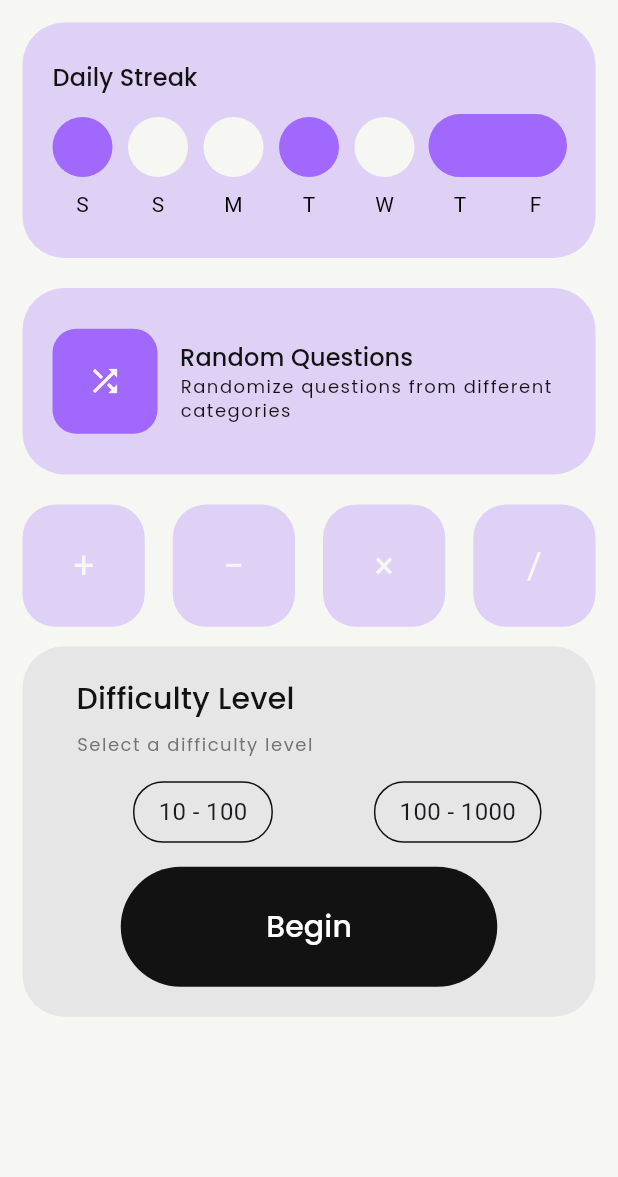
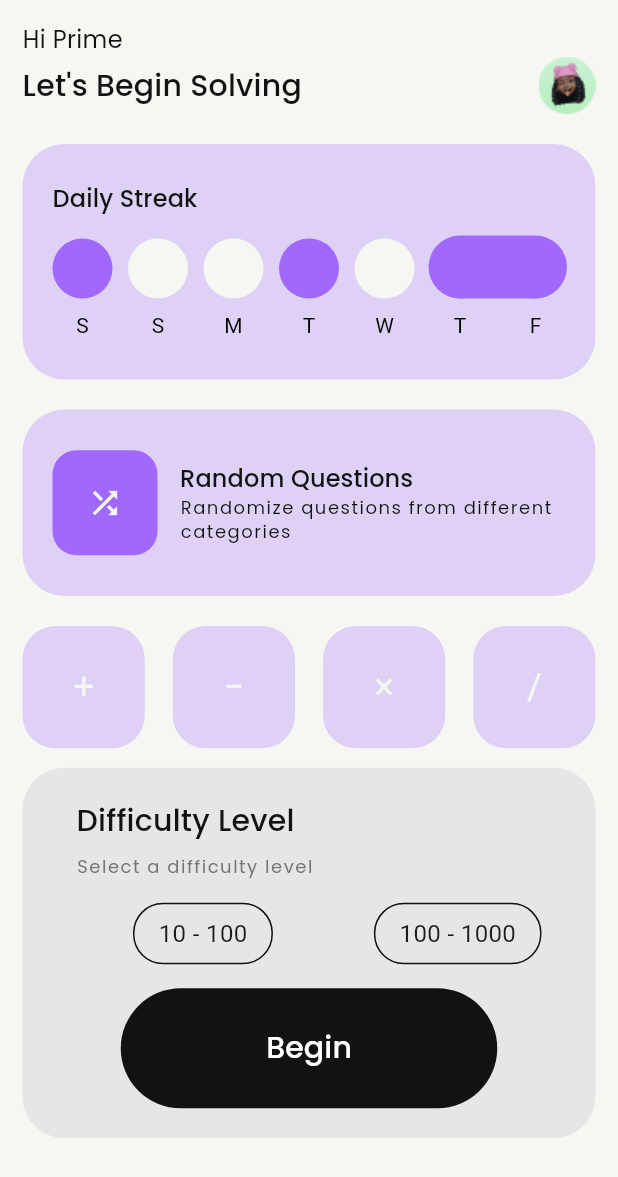
Before and after one commit to prime-infinity/numeracy_app, a Flutter app: the screen it shows after launch, on a phone screen of 412 x 824 dp. Shown: the top 1177 px of the screen. Run offline on Flutter 3.47's test engine with Material 3 defaults, Android fonts, the phone set to English and light mode, and no system bars; our stand-ins replace flutter_riverpod, go_router, google_fonts, riverpod_annotation; generated files the repository leaves out were written again.

Commit message:
added profile header

```diff
--- a/lib/screens/home/home.dart
+++ b/lib/screens/home/home.dart
@@ -29,6 +29,25 @@ class _HomeState extends State<Home> {
               mainAxisAlignment: MainAxisAlignment.start,
               crossAxisAlignment: CrossAxisAlignment.start,
               children: [
+                Column(
+                  crossAxisAlignment: CrossAxisAlignment.start,
+                  children: [
+                    StyledMediumText("Hi Prime", AppColors.black),
+                    Row(
+                      mainAxisAlignment: MainAxisAlignment.spaceBetween,
+                      children: [
+                        StyledTitleMediumText(
+                            "Let's Begin Solving", AppColors.black),
+                        Image.asset(
+                          'assets/icons/profileimg.png',
+                          width: 38,
+                          height: 38,
+                        ),
+                      ],
+                    )
+                  ],
+                ),
+                const SizedBox(height: 20),
                 const DailyStreak(),
                 const SizedBox(height: 20),
                 GestureDetector(
--- a/pubspec.yaml
+++ b/pubspec.yaml
@@ -63,8 +63,8 @@ flutter:
   uses-material-design: true
 
   # To add assets to your application, add an assets section, like this:
-  # assets:
-  #   - images/a_dot_burr.jpeg
+  assets:
+    - assets/icons/
   #   - images/a_dot_ham.jpeg
 
   # An image asset can refer to one or more resolution-specific "variants", see
```
Also changed, not shown: assets/icons/profileimg.png (added), 9 other files.
